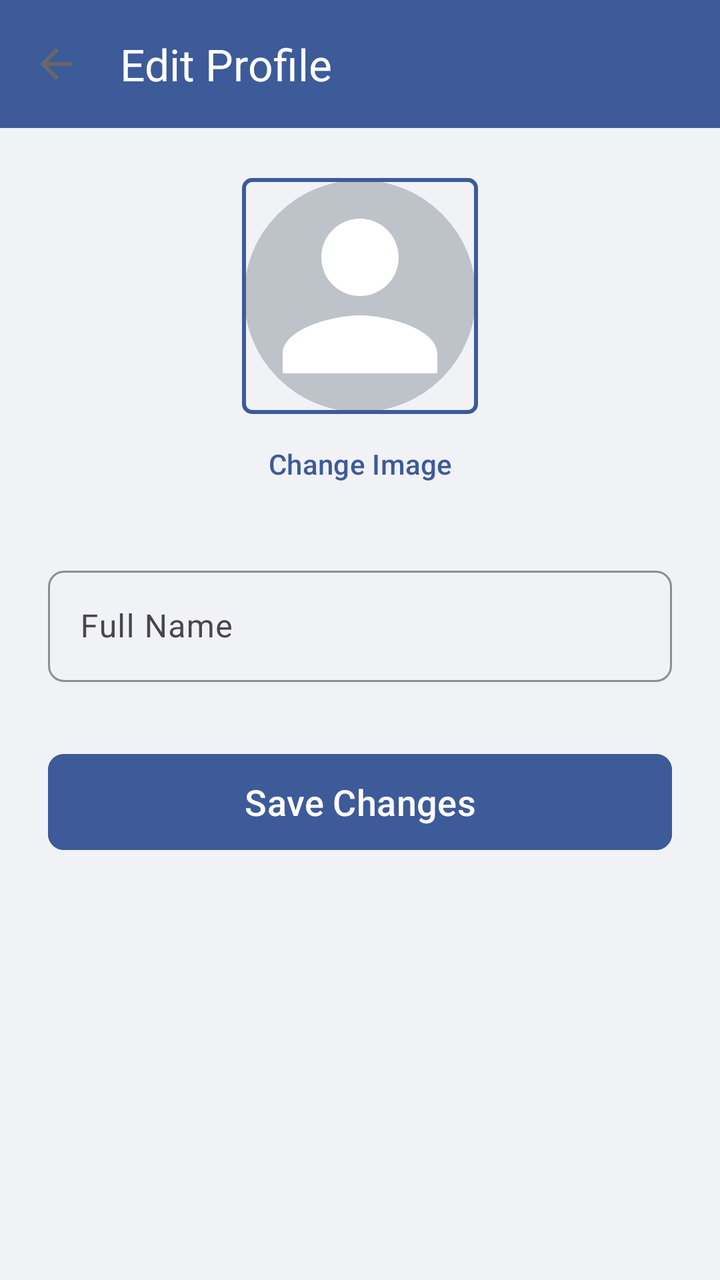
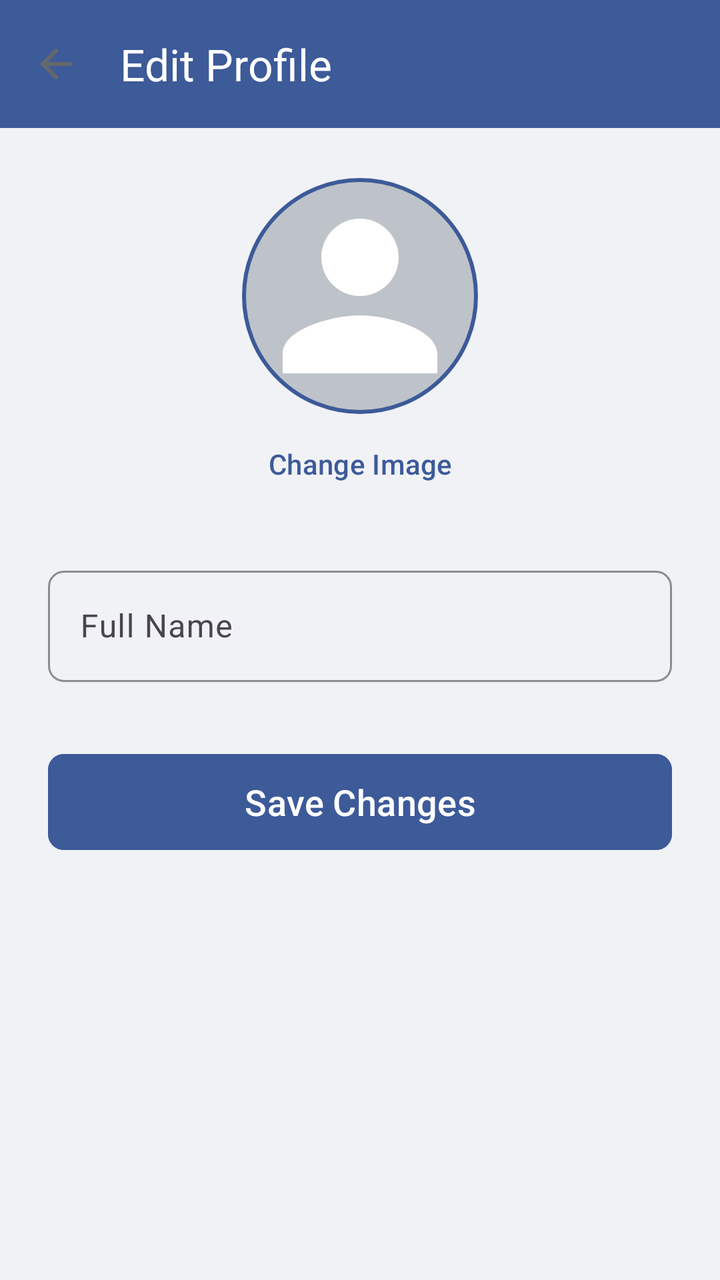

Compare the two renders of this Android layout. The source of the first and the diff that turns it into the second are given below.
<!-- AndroidManifest.xml: application theme Theme.BookClub -->
<!-- res/layout/fragment_edit_profile.xml -->
<?xml version="1.0" encoding="utf-8"?>
<androidx.constraintlayout.widget.ConstraintLayout xmlns:android="http://schemas.android.com/apk/res/android"
    xmlns:app="http://schemas.android.com/apk/res-auto"
    xmlns:tools="http://schemas.android.com/tools"
    android:layout_width="match_parent"
    android:layout_height="match_parent"
    android:background="@color/background"
    tools:context=".EditProfileFragment">

    <com.google.android.material.appbar.AppBarLayout
        android:id="@+id/appBarLayout"
        android:layout_width="match_parent"
        android:layout_height="wrap_content"
        app:layout_constraintTop_toTopOf="parent">

        <androidx.appcompat.widget.Toolbar
            android:id="@+id/toolbar"
            android:layout_width="match_parent"
            android:layout_height="?attr/actionBarSize"
            android:background="@color/primary"
            app:navigationIcon="?attr/homeAsUpIndicator"
            app:navigationIconTint="@color/white"
            app:title="Edit Profile"
            app:titleTextColor="@color/white" />
    </com.google.android.material.appbar.AppBarLayout>

    <ScrollView
        android:layout_width="match_parent"
        android:layout_height="0dp"
        app:layout_constraintBottom_toBottomOf="parent"
        app:layout_constraintTop_toBottomOf="@id/appBarLayout">

        <androidx.constraintlayout.widget.ConstraintLayout
            android:layout_width="match_parent"
            android:layout_height="wrap_content"
            android:padding="24dp">

            <com.google.android.material.imageview.ShapeableImageView
                android:id="@+id/ivEditProfileImage"
                android:layout_width="120dp"
                android:layout_height="120dp"
                android:background="?attr/selectableItemBackground"
                android:clickable="true"
                android:focusable="true"
                android:padding="2dp"
                android:scaleType="centerCrop"
                android:src="@drawable/avatar_default"
                app:layout_constraintEnd_toEndOf="parent"
                app:layout_constraintStart_toStartOf="parent"
                app:layout_constraintTop_toTopOf="parent"
                app:shapeAppearanceOverlay="@style/ShapeAppearance.MaterialComponents.SmallComponent"
                app:strokeColor="@color/primary"
                app:strokeWidth="2dp" />

            <Button
                android:id="@+id/btnChangeImage"
                style="@style/Widget.Material3.Button.TextButton"
                android:layout_width="wrap_content"
                android:layout_height="wrap_content"
                android:text="Change Image"
                android:textColor="@color/primary"
                app:layout_constraintEnd_toEndOf="parent"
                app:layout_constraintStart_toStartOf="parent"
                app:layout_constraintTop_toBottomOf="@id/ivEditProfileImage" />

            <com.google.android.material.textfield.TextInputLayout
                android:id="@+id/tilEditName"
                style="@style/BookClub.TextInput"
                android:layout_width="0dp"
                android:layout_height="wrap_content"
                android:layout_marginTop="24dp"
                android:hint="Full Name"
                app:layout_constraintEnd_toEndOf="parent"
                app:layout_constraintStart_toStartOf="parent"
                app:layout_constraintTop_toBottomOf="@id/btnChangeImage">

                <com.google.android.material.textfield.TextInputEditText
                    android:id="@+id/etEditName"
                    android:layout_width="match_parent"
                    android:layout_height="wrap_content"
                    android:inputType="textPersonName" />
            </com.google.android.material.textfield.TextInputLayout>

            <Button
                android:id="@+id/btnSaveProfile"
                style="@style/BookClub.Button.Filled"
                android:layout_width="match_parent"
                android:layout_height="56dp"
                android:layout_marginTop="32dp"
                android:text="Save Changes"
                android:textSize="18sp"
                app:layout_constraintTop_toBottomOf="@id/tilEditName" />

        </androidx.constraintlayout.widget.ConstraintLayout>
    </ScrollView>

    <ProgressBar
        android:id="@+id/progressBarEdit"
        android:layout_width="wrap_content"
        android:layout_height="wrap_content"
        android:visibility="gone"
        app:layout_constraintBottom_toBottomOf="parent"
        app:layout_constraintEnd_toEndOf="parent"
        app:layout_constraintStart_toStartOf="parent"
        app:layout_constraintTop_toTopOf="parent"
        tools:visibility="visible" />

</androidx.constraintlayout.widget.ConstraintLayout>
<!-- resources referenced by this layout -->
<resources>
  <color name="background">#FFF0F2F5</color>
  <color name="primary">#FF3D5A99</color>
  <color name="white">#FFFFFFFF</color>
  <!-- drawable avatar_default (drawable) -->
  <?xml version="1.0" encoding="utf-8"?>
  <layer-list xmlns:android="http://schemas.android.com/apk/res/android">
      <item>
          <shape android:shape="oval">
              <solid android:color="#BEC3C9" />
          </shape>
      </item>
      <item
          android:gravity="center"
          android:width="16dp"
          android:height="16dp"
          android:drawable="@drawable/ic_person_silhouette" />
  </layer-list>
  <style name="BookClub.Button.Filled" parent="Widget.Material3.Button">
          <item name="android:backgroundTint">@color/primary</item>
          <item name="android:textColor">@color/white</item>
          <item name="android:textAllCaps">false</item>
          <item name="cornerRadius">8dp</item>
      </style>
  <style name="BookClub.TextInput" parent="Widget.Material3.TextInputLayout.OutlinedBox">
          <item name="boxCornerRadiusTopStart">8dp</item>
          <item name="boxCornerRadiusTopEnd">8dp</item>
          <item name="boxCornerRadiusBottomStart">8dp</item>
          <item name="boxCornerRadiusBottomEnd">8dp</item>
          <item name="boxStrokeColor">@color/primary</item>
          <item name="hintTextColor">@color/primary</item>
      </style>
  <style name="Theme.BookClub" parent="Base.Theme.BookClub" />
  <!-- drawable ic_person_silhouette (drawable) -->
  <?xml version="1.0" encoding="utf-8"?>
  <vector xmlns:android="http://schemas.android.com/apk/res/android"
      android:width="24dp"
      android:height="24dp"
      android:viewportWidth="24"
      android:viewportHeight="24">
      <path
          android:fillColor="#FFFFFF"
          android:pathData="M12,12c2.21,0 4,-1.79 4,-4s-1.79,-4 -4,-4 -4,1.79 -4,4 1.79,4 4,4zM12,14c-2.67,0 -8,1.34 -8,4v2h16v-2c0,-2.66 -5.33,-4 -8,-4z" />
  </vector>
  <style name="Base.Theme.BookClub" parent="Theme.Material3.DayNight.NoActionBar">
          <item name="colorPrimary">@color/primary</item>
          <item name="colorPrimaryDark">@color/primary_dark</item>
          <item name="colorOnPrimary">@color/white</item>
          <item name="android:windowBackground">@color/background</item>
          <item name="android:statusBarColor">@color/primary_dark</item>
          <item name="android:textColorPrimary">@color/text_primary</item>
          <item name="android:textColorSecondary">@color/text_secondary</item>
          <item name="android:forceDarkAllowed">false</item>
      </style>
  <color name="primary_dark">#FF2D4373</color>
  <color name="text_primary">#FF1C1E21</color>
  <color name="text_secondary">#FF65676B</color>
</resources>

<!-- the commit's change to res/layout/fragment_edit_profile.xml (unified diff, before → after) -->
@@ -48,13 +48,13 @@
                 app:layout_constraintEnd_toEndOf="parent"
                 app:layout_constraintStart_toStartOf="parent"
                 app:layout_constraintTop_toTopOf="parent"
-                app:shapeAppearanceOverlay="@style/ShapeAppearance.MaterialComponents.SmallComponent"
+                app:shapeAppearanceOverlay="@style/BookClub.Shape.Avatar"
                 app:strokeColor="@color/primary"
                 app:strokeWidth="2dp" />
 
             <Button
                 android:id="@+id/btnChangeImage"
-                style="@style/Widget.Material3.Button.TextButton"
+                style="@style/BookClub.Button.TextButton"
                 android:layout_width="wrap_content"
                 android:layout_height="wrap_content"
                 android:text="Change Image"
<!-- resource entries referenced after the edit -->
@@ -23,6 +23,11 @@
           <item name="android:textAllCaps">false</item>
           <item name="cornerRadius">8dp</item>
       </style>
+  <style name="BookClub.Button.TextButton" parent="Widget.Material3.Button.TextButton">
+          <item name="android:textColor">@color/primary</item>
+          <item name="android:textAllCaps">false</item>
+      </style>
+  <style name="BookClub.Shape.Avatar" parent="ShapeAppearance.Material3.Corner.Full" />
   <style name="BookClub.TextInput" parent="Widget.Material3.TextInputLayout.OutlinedBox">
           <item name="boxCornerRadiusTopStart">8dp</item>
           <item name="boxCornerRadiusTopEnd">8dp</item>
